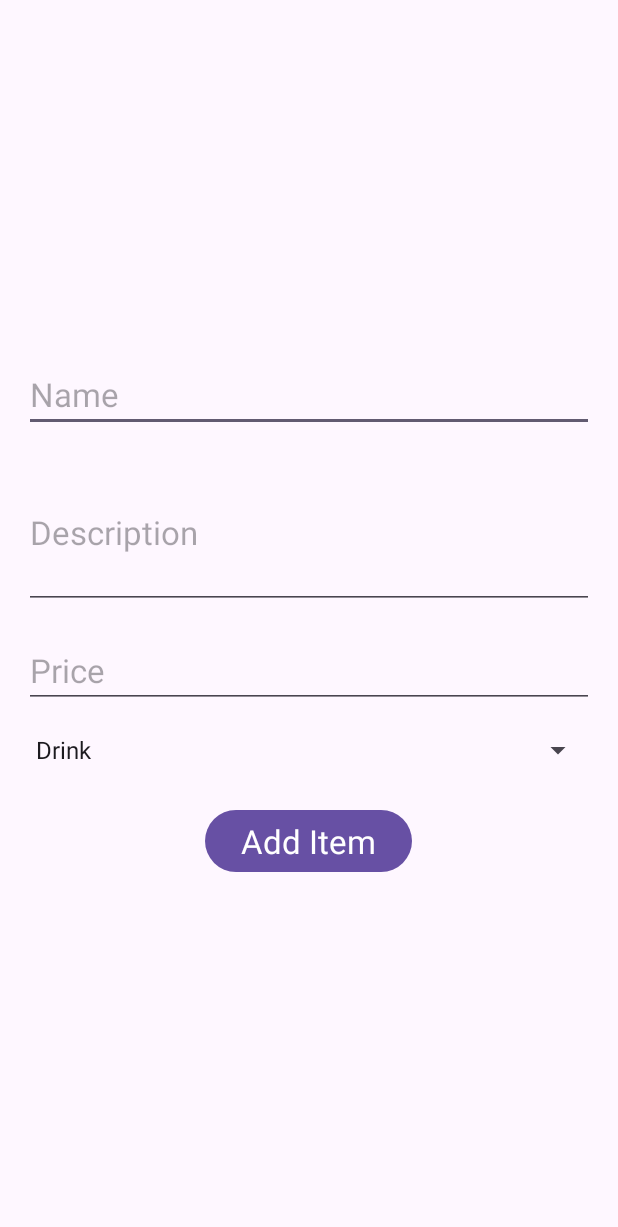
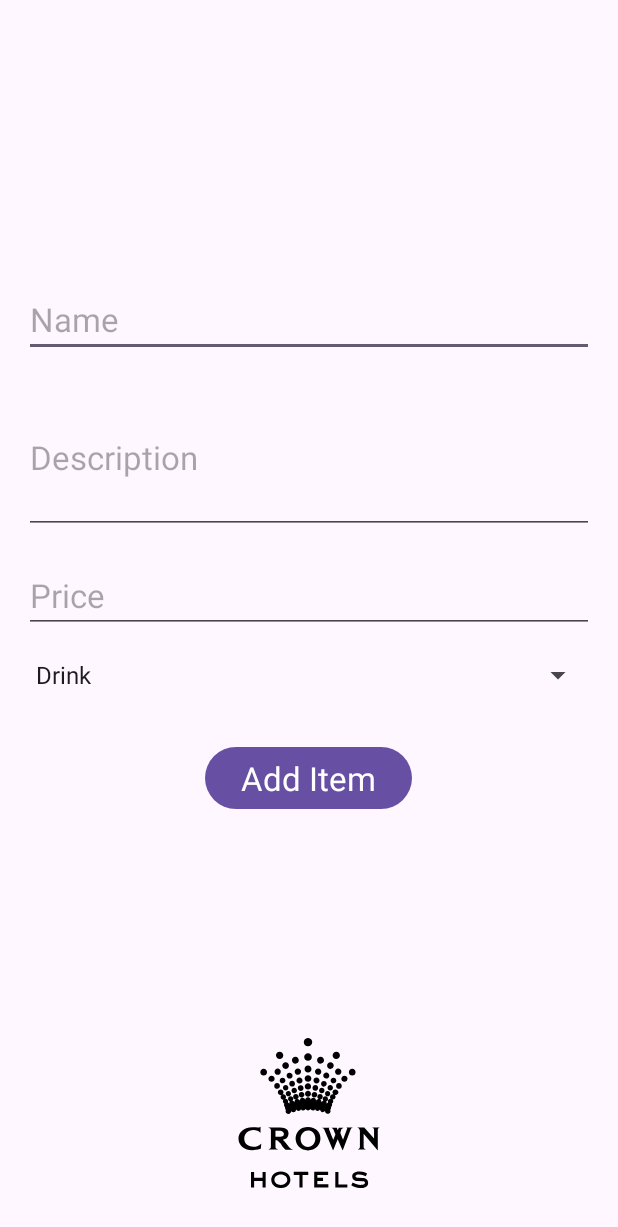
Before and after one commit to thiva-k/Restaurant-Order-Manager, an Android app: the AddMenuItemActivity screen opened directly, with no data from a screen before it, on a phone screen of 412 x 824 dp. Shown: the top 1227 px of the screen. Run offline under Robolectric (Android 15) with nearby library versions, the phone set to English and light mode, and no system bars; our stand-ins replace Firebase (no records; nobody signed in at launch, a user with empty details on screens opened directly).

Commit message:
Added bottom logo to all

```diff
--- a/app/src/main/res/layout/activity_add_menu_item.xml
+++ b/app/src/main/res/layout/activity_add_menu_item.xml
@@ -1,53 +1,79 @@
-<LinearLayout xmlns:android="http://schemas.android.com/apk/res/android"
+<?xml version="1.0" encoding="utf-8"?>
+<androidx.constraintlayout.widget.ConstraintLayout xmlns:android="http://schemas.android.com/apk/res/android"
+    xmlns:app="http://schemas.android.com/apk/res-auto"
     xmlns:tools="http://schemas.android.com/tools"
     android:layout_width="match_parent"
     android:layout_height="match_parent"
-    android:orientation="vertical"
-    android:gravity="center"
     android:padding="16dp"
     tools:context=".AddMenuItemActivity">
 
     <EditText
         android:id="@+id/editTextName"
-        android:layout_width="match_parent"
+        android:layout_width="0dp"
         android:layout_height="wrap_content"
+        android:layout_marginTop="172dp"
         android:hint="Name"
         android:inputType="text"
-        android:textAppearance="@style/TextAppearance.AppCompat.Large" />
+        android:textAppearance="@style/TextAppearance.AppCompat.Large"
+        app:layout_constraintEnd_toEndOf="parent"
+        app:layout_constraintStart_toStartOf="parent"
+        app:layout_constraintTop_toTopOf="parent" />
 
     <EditText
         android:id="@+id/editTextDescription"
-        android:layout_width="match_parent"
+        android:layout_width="0dp"
         android:layout_height="wrap_content"
         android:layout_marginTop="16dp"
         android:hint="Description"
         android:inputType="textMultiLine"
         android:minLines="3"
-        android:textAppearance="@style/TextAppearance.AppCompat.Large" />
+        android:textAppearance="@style/TextAppearance.AppCompat.Large"
+        app:layout_constraintTop_toBottomOf="@+id/editTextName"
+        app:layout_constraintStart_toStartOf="parent"
+        app:layout_constraintEnd_toEndOf="parent" />
 
     <EditText
         android:id="@+id/editTextPrice"
-        android:layout_width="match_parent"
+        android:layout_width="0dp"
         android:layout_height="wrap_content"
         android:layout_marginTop="16dp"
         android:hint="Price"
         android:inputType="number"
-        android:textAppearance="@style/TextAppearance.AppCompat.Large" />
+        android:textAppearance="@style/TextAppearance.AppCompat.Large"
+        app:layout_constraintTop_toBottomOf="@+id/editTextDescription"
+        app:layout_constraintStart_toStartOf="parent"
+        app:layout_constraintEnd_toEndOf="parent" />
 
     <Spinner
         android:id="@+id/spinnerCategory"
-        android:layout_width="match_parent"
+        android:layout_width="0dp"
         android:layout_height="wrap_content"
         android:layout_marginTop="16dp"
         android:hint="Category"
-        android:textAppearance="@style/TextAppearance.AppCompat.Large" />
+        android:textAppearance="@style/TextAppearance.AppCompat.Large"
+        app:layout_constraintTop_toBottomOf="@+id/editTextPrice"
+        app:layout_constraintStart_toStartOf="parent"
+        app:layout_constraintEnd_toEndOf="parent" />
 
     <Button
         android:id="@+id/addButton"
         android:layout_width="wrap_content"
         android:layout_height="wrap_content"
-        android:layout_marginTop="24dp"
+        android:layout_marginTop="32dp"
         android:text="Add Item"
-        android:textAppearance="@style/TextAppearance.AppCompat.Large" />
+        android:textAppearance="@style/TextAppearance.AppCompat.Large"
+        app:layout_constraintEnd_toEndOf="parent"
+        app:layout_constraintHorizontal_bias="0.498"
+        app:layout_constraintStart_toStartOf="parent"
+        app:layout_constraintTop_toBottomOf="@+id/spinnerCategory" />
 
-</LinearLayout>
+    <include
+        layout="@layout/layout_logo"
+        android:layout_width="100dp"
+        android:layout_height="100dp"
+        app:layout_constraintBottom_toBottomOf="parent"
+        app:layout_constraintStart_toStartOf="parent"
+        app:layout_constraintEnd_toEndOf="parent"
+        android:layout_marginBottom="16dp" />
+
+</androidx.constraintlayout.widget.ConstraintLayout>
--- a/app/src/main/res/layout/activity_admin.xml
+++ b/app/src/main/res/layout/activity_admin.xml
@@ -12,7 +12,7 @@
         android:layout_width="wrap_content"
         android:layout_height="wrap_content"
         android:layout_marginTop="100dp"
-        android:text="Hi, Admin !"
+        android:text="Hi, Admin!"
         android:textAppearance="@style/TextAppearance.AppCompat.Display3"
         app:layout_constraintBottom_toTopOf="@+id/viewEmployeesButton"
         app:layout_constraintEnd_toEndOf="parent"
@@ -21,9 +21,9 @@
 
     <Button
         android:id="@+id/viewEmployeesButton"
-        android:layout_width="wrap_content"
+        android:layout_width="350dp"
         android:layout_height="wrap_content"
-        android:layout_marginTop="76dp"
+        android:layout_marginTop="150dp"
         android:text="View Employees"
         android:textAppearance="@style/TextAppearance.AppCompat.Display1"
         app:layout_constraintEnd_toEndOf="parent"
```
Also changed, not shown: app/src/main/res/layout/activity_chef.xml (+10 -0 lines), app/src/main/res/layout/activity_employee_login.xml (+31 -17 lines), app/src/main/res/layout/activity_register_employee.xml (+45 -16 lines), app/src/main/res/layout/activity_waiter.xml (+9 -0 lines).
